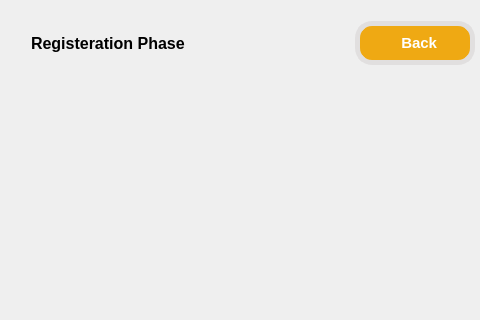
Old version of the form src/views/register_view.ui in the repository devforgely/MFA-Simulator; both pictures show x 0 to 480 and y 0 to 320 of the 846 by 573 pixel window.
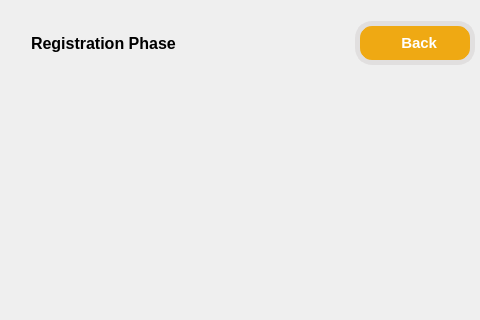
New version of the form. Icons and pictures are not drawn.

```diff
--- a/src/views/register_view.ui
+++ b/src/views/register_view.ui
@@ -81,7 +81,7 @@
       <item>
        <widget class="QLabel" name="register_label">
         <property name="text">
-         <string>Registeration Phase</string>
+         <string>Registration Phase</string>
         </property>
        </widget>
       </item>
```
